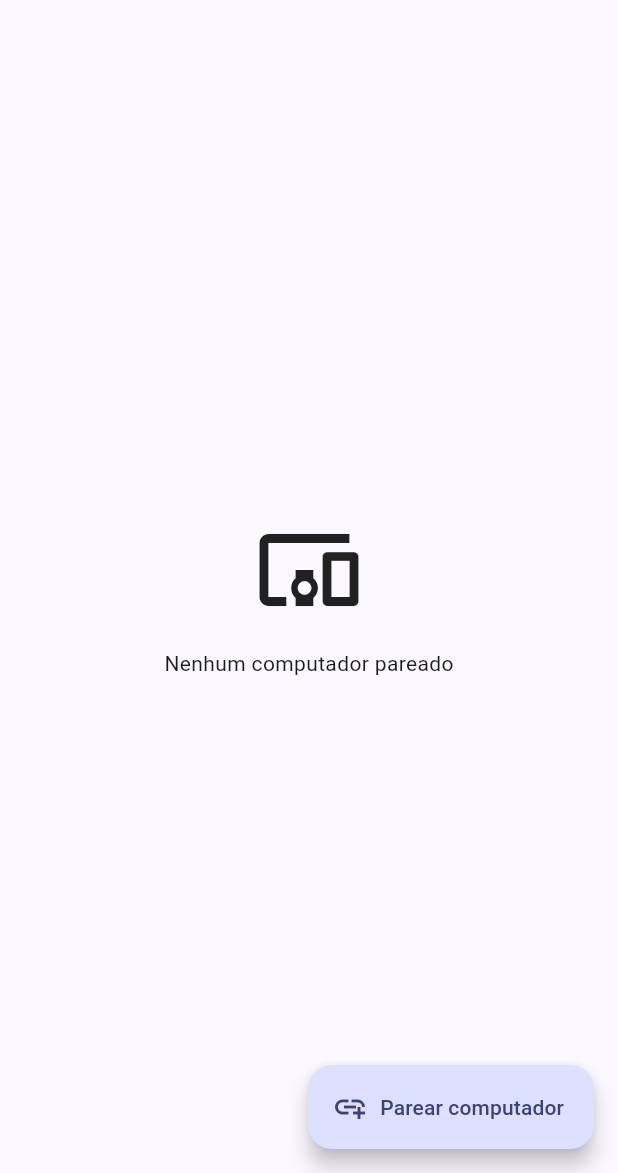
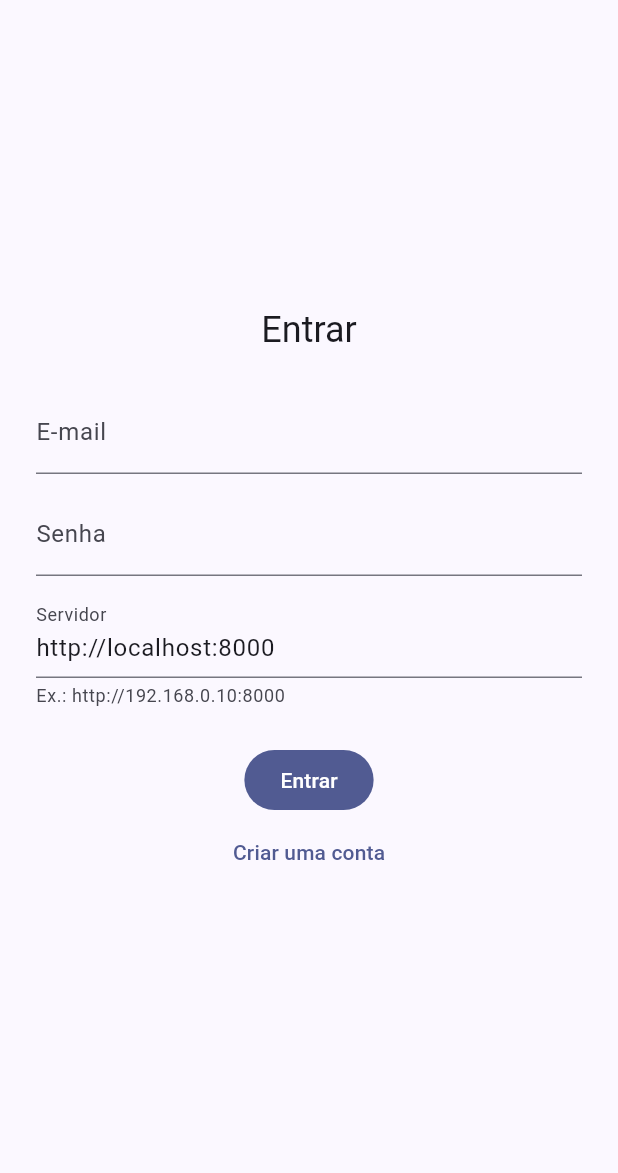
Before and after one commit to Cchaves20/RemoteOne, a Flutter app: the screen it shows after launch, on a phone screen of 412 x 824 dp, the part 63-1236 px from its top. Run offline on Flutter 3.47's test engine with Material 3 defaults, Android fonts, the phone set to English and light mode, and no system bars.

Commit message:
Adiciona app Flutter: login, pareamento e controle (touchpad + teclado)
Primeiro app cliente funcional, consumindo os endpoints existentes:
- services/api_client.dart: REST (register/login/claim/listDevices/sendInput)
  com tokens em memória e tratamento de erro
- services/app_state.dart: estado (ChangeNotifier) de auth e dispositivos
- screens/: login (com URL do servidor editável), lista+pareamento, controle
- widgets/touchpad.dart: deslizar=mover, tocar=clicar
- control_screen: touchpad + botões de clique/rolagem + campo de texto;
  movimentos do mouse são agrupados (~60ms) para não inundar o backend
- testes de widget e do ApiClient usando http mockado (MockClient)

Dependência nova: http. Persistência de sessão e streaming por WebSocket
ficam para os próximos passos.

Nota: este ambiente não tem o SDK Flutter, então analyze/test/run devem ser
executados no Dell; ajustes de compilação, se houver, serão iterados.

Co-Authored-By: Claude Fable 5 <noreply@anthropic.com>
Claude-Session: https://claude.ai/code/session_01NLULmonCbXNPobYp9g7Y1Z

```diff
--- a/client/lib/main.dart
+++ b/client/lib/main.dart
@@ -1,11 +1,27 @@
 import 'package:flutter/material.dart';
 
+import 'screens/devices_screen.dart';
+import 'screens/login_screen.dart';
+import 'services/api_client.dart';
+import 'services/app_state.dart';
+
+/// URL padrão do backend. Pode ser sobrescrita no build com
+/// --dart-define=REMOTEONE_BACKEND=http://SEU_IP:8000 ou editada na tela de
+/// login (útil para apontar o celular ao computador na mesma rede).
+const _defaultBackend = String.fromEnvironment(
+  'REMOTEONE_BACKEND',
+  defaultValue: 'http://localhost:8000',
+);
+
 void main() {
-  runApp(const RemoteOneApp());
+  final state = AppState(ApiClient(baseUrl: _defaultBackend));
+  runApp(RemoteOneApp(state: state));
 }
 
 class RemoteOneApp extends StatelessWidget {
-  const RemoteOneApp({super.key});
+  const RemoteOneApp({super.key, required this.state});
+
+  final AppState state;
 
   @override
   Widget build(BuildContext context) {
@@ -15,34 +31,13 @@ class RemoteOneApp extends StatelessWidget {
         colorScheme: ColorScheme.fromSeed(seedColor: Colors.indigo),
         useMaterial3: true,
       ),
-      home: const HomeScreen(),
-    );
-  }
-}
-
-/// Tela inicial. O fluxo de pareamento (informar o código exibido pelo
-/// computador) entra aqui na Etapa 5.
-class HomeScreen extends StatelessWidget {
-  const HomeScreen({super.key});
-
-  @override
-  Widget build(BuildContext context) {
-    return Scaffold(
-      appBar: AppBar(title: const Text('RemoteOne')),
-      body: const Center(
-        child: Column(
-          mainAxisAlignment: MainAxisAlignment.center,
-          children: [
-            Icon(Icons.devices_other, size: 72),
-            SizedBox(height: 16),
-            Text('Nenhum computador pareado'),
-          ],
-        ),
-      ),
-      floatingActionButton: FloatingActionButton.extended(
-        onPressed: null,
-        icon: const Icon(Icons.add_link),
-        label: const Text('Parear computador'),
+      home: ListenableBuilder(
+        listenable: state,
+        builder: (context, _) {
+          return state.isAuthenticated
+              ? DevicesScreen(state: state)
+              : LoginScreen(state: state);
+        },
       ),
     );
   }
--- /dev/null
+++ b/client/lib/models/device.dart
@@ -0,0 +1,23 @@
+/// Um computador pareado, como retornado por GET /api/v1/devices.
+class Device {
+  const Device({
+    required this.deviceId,
+    required this.name,
+    required this.os,
+    required this.hostname,
+  });
+
+  final String deviceId;
+  final String name;
+  final String os;
+  final String hostname;
+
+  factory Device.fromJson(Map<String, dynamic> json) {
+    return Device(
+      deviceId: json['device_id'] as String,
+      name: json['name'] as String,
+      os: json['os'] as String,
+      hostname: json['hostname'] as String,
+    );
+  }
+}
--- /dev/null
+++ b/client/lib/screens/login_screen.dart
@@ -0,0 +1,117 @@
+import 'package:flutter/material.dart';
+
+import '../services/app_state.dart';
+
+/// Tela de login/cadastro. Também permite ajustar a URL do servidor, para
+/// apontar o celular ao computador na mesma rede.
+class LoginScreen extends StatefulWidget {
+  const LoginScreen({super.key, required this.state});
+
+  final AppState state;
+
+  @override
+  State<LoginScreen> createState() => _LoginScreenState();
+}
+
+class _LoginScreenState extends State<LoginScreen> {
+  final _email = TextEditingController();
+  final _password = TextEditingController();
+  late final TextEditingController _server =
+      TextEditingController(text: widget.state.serverUrl);
+
+  bool _registering = false;
+  bool _busy = false;
+
+  @override
+  void dispose() {
+    _email.dispose();
+    _password.dispose();
+    _server.dispose();
+    super.dispose();
+  }
+
+  Future<void> _submit() async {
+    setState(() => _busy = true);
+    widget.state.serverUrl = _server.text.trim();
+    try {
+      if (_registering) {
+        await widget.state.register(_email.text.trim(), _password.text);
+      } else {
+        await widget.state.login(_email.text.trim(), _password.text);
+      }
+    } catch (e) {
+      if (mounted) {
+        ScaffoldMessenger.of(context)
+            .showSnackBar(SnackBar(content: Text(e.toString())));
+      }
+    } finally {
+      if (mounted) setState(() => _busy = false);
+    }
+  }
+
+  @override
+  Widget build(BuildContext context) {
+    return Scaffold(
+      appBar: AppBar(title: const Text('RemoteOne')),
+      body: Center(
+        child: SingleChildScrollView(
+          padding: const EdgeInsets.all(24),
+          child: ConstrainedBox(
+            constraints: const BoxConstraints(maxWidth: 400),
+            child: Column(
+              mainAxisSize: MainAxisSize.min,
+              children: [
+                Text(
+                  _registering ? 'Criar conta' : 'Entrar',
+                  style: Theme.of(context).textTheme.headlineSmall,
+                ),
+                const SizedBox(height: 24),
+                TextField(
+                  controller: _email,
+                  keyboardType: TextInputType.emailAddress,
+                  autocorrect: false,
+                  decoration: const InputDecoration(labelText: 'E-mail'),
+                ),
+                const SizedBox(height: 12),
+                TextField(
+                  controller: _password,
+                  obscureText: true,
+                  decoration: const InputDecoration(labelText: 'Senha'),
+                ),
+                const SizedBox(height: 12),
+                TextField(
+                  controller: _server,
+                  keyboardType: TextInputType.url,
+                  autocorrect: false,
+                  decoration: const InputDecoration(
+                    labelText: 'Servidor',
+                    helperText: 'Ex.: http://192.168.0.10:8000',
+                  ),
+                ),
+                const SizedBox(height: 24),
+                FilledButton(
+                  onPressed: _busy ? null : _submit,
+                  child: _busy
+                      ? const SizedBox(
+                          height: 20,
+                          width: 20,
+                          child: CircularProgressIndicator(strokeWidth: 2),
+                        )
+                      : Text(_registering ? 'Cadastrar' : 'Entrar'),
+                ),
+                TextButton(
+                  onPressed: _busy
+                      ? null
+                      : () => setState(() => _registering = !_registering),
+                  child: Text(_registering
+                      ? 'Já tenho conta'
+                      : 'Criar uma conta'),
+                ),
+              ],
+            ),
+          ),
+        ),
+      ),
+    );
+  }
+}
--- /dev/null
+++ b/client/lib/services/api_client.dart
@@ -0,0 +1,124 @@
+import 'dart:convert';
+
+import 'package:http/http.dart' as http;
+
+import '../models/device.dart';
+
+/// Erro de API com o código HTTP e uma mensagem amigável.
+class ApiException implements Exception {
+  ApiException(this.statusCode, this.message);
+  final int statusCode;
+  final String message;
+
+  @override
+  String toString() => message;
+}
+
+/// Cliente REST do backend do RemoteOne.
+///
+/// Mantém os tokens em memória (nesta sessão). A persistência entre execuções
+/// entra depois, via armazenamento seguro.
+class ApiClient {
+  ApiClient({required this.baseUrl, http.Client? httpClient})
+      : _http = httpClient ?? http.Client();
+
+  /// URL base do backend (ex.: http://192.168.0.10:8000). Editável para
+  /// apontar o celular ao computador na mesma rede.
+  String baseUrl;
+  final http.Client _http;
+
+  String? _accessToken;
+  String? _refreshToken;
+
+  bool get isAuthenticated => _accessToken != null;
+
+  Map<String, String> get _jsonHeaders => {'Content-Type': 'application/json'};
+
+  Map<String, String> get _authHeaders => {
+        ..._jsonHeaders,
+        if (_accessToken != null) 'Authorization': 'Bearer $_accessToken',
+      };
+
+  Uri _uri(String path) => Uri.parse('$baseUrl$path');
+
+  Future<void> register(String email, String password) async {
+    final res = await _http.post(
+      _uri('/api/v1/auth/register'),
+      headers: _jsonHeaders,
+      body: jsonEncode({'email': email, 'password': password}),
+    );
+    _storeTokens(_decode(res, expected: 201));
+  }
+
+  Future<void> login(String email, String password) async {
+    final res = await _http.post(
+      _uri('/api/v1/auth/login'),
+      headers: _jsonHeaders,
+      body: jsonEncode({'email': email, 'password': password}),
+    );
+    _storeTokens(_decode(res));
+  }
+
+  void logout() {
+    _accessToken = null;
+    _refreshToken = null;
+  }
+
+  Future<List<Device>> listDevices() async {
+    final res = await _http.get(_uri('/api/v1/devices'), headers: _authHeaders);
+    final data = _decode(res) as List<dynamic>;
+    return data
+        .map((e) => Device.fromJson(e as Map<String, dynamic>))
+        .toList();
+  }
+
+  Future<Device> claim(String code) async {
+    final res = await _http.post(
+      _uri('/api/v1/pairing/claim'),
+      headers: _authHeaders,
+      body: jsonEncode({'code': code}),
+    );
+    return Device.fromJson(_decode(res, expected: 201) as Map<String, dynamic>);
+  }
+
+  /// Envia uma ação de entrada (mouse/teclado) ao computador pareado.
+  Future<void> sendInput(String deviceId, Map<String, dynamic> action) async {
+    final res = await _http.post(
+      _uri('/api/v1/devices/$deviceId/input'),
+      headers: _authHeaders,
+      body: jsonEncode(action),
+    );
+    if (res.statusCode != 204) {
+      throw _error(res);
+    }
+  }
+
+  // --- helpers ---------------------------------------------------------------
+
+  void _storeTokens(dynamic body) {
+    final map = body as Map<String, dynamic>;
+    _accessToken = map['access_token'] as String?;
+    _refreshToken = map['refresh_token'] as String? ?? _refreshToken;
+  }
+
+  dynamic _decode(http.Response res, {int expected = 200}) {
+    if (res.statusCode != expected) {
+      throw _error(res);
+    }
+    if (res.body.isEmpty) return null;
+    return jsonDecode(res.body);
+  }
+
+  ApiException _error(http.Response res) {
+    String message;
+    try {
+      final decoded = jsonDecode(res.body);
+      message = (decoded is Map && decoded['detail'] != null)
+          ? decoded['detail'].toString()
+          : 'Erro ${res.statusCode}';
+    } catch (_) {
+      message = 'Erro ${res.statusCode}';
+    }
+    return ApiException(res.statusCode, message);
+  }
+}
--- a/client/pubspec.yaml
+++ b/client/pubspec.yaml
@@ -9,6 +9,7 @@ environment:
 dependencies:
   flutter:
     sdk: flutter
+  http: ^1.2.0
 
 dev_dependencies:
   flutter_test:
```
Also changed, not shown: client/lib/screens/control_screen.dart (added, +164 -0 lines), client/lib/screens/devices_screen.dart (added, +132 -0 lines), client/lib/services/app_state.dart (added, +57 -0 lines), client/lib/widgets/touchpad.dart (added, +39 -0 lines), 3 other files.
